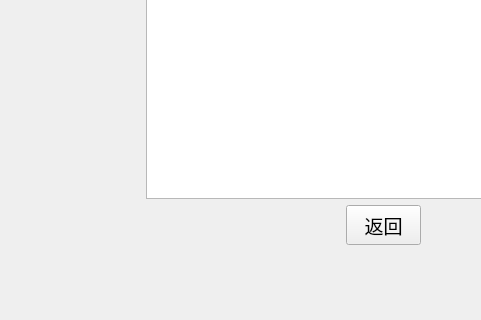
The window that Qt_Dev/v1.1/test_one/sheet_operatepage.ui (xuezeao/git_program) describes before a commit, drawn with Qt 5; both pictures show x 0 to 481 and y 209 to 529 of the 892 by 529 pixel window.
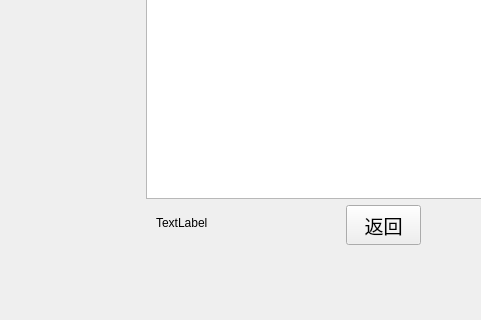
The same window after the commit.

```diff
--- a/Qt_Dev/v1.1/test_one/sheet_operatepage.ui
+++ b/Qt_Dev/v1.1/test_one/sheet_operatepage.ui
@@ -212,6 +212,19 @@
            <string>取操作</string>
           </property>
          </widget>
+         <widget class="QLabel" name="label_error">
+          <property name="geometry">
+           <rect>
+            <x>10</x>
+            <y>360</y>
+            <width>171</width>
+            <height>16</height>
+           </rect>
+          </property>
+          <property name="text">
+           <string>TextLabel</string>
+          </property>
+         </widget>
         </widget>
        </item>
        <item>
```
